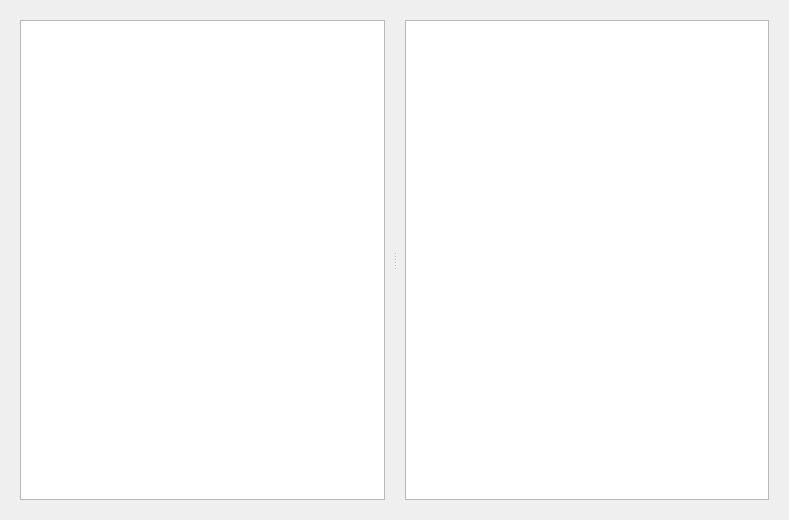
This is branches/TonatiuhScript/src/source/gui/scripteditordialog.ui in iat-cener/tonatiuh as Qt 5 draws it before an edit. The edited form follows.
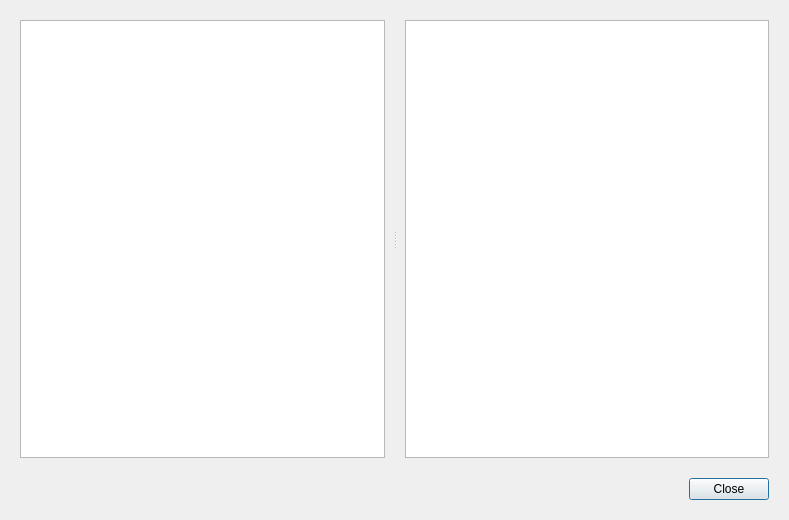
This is the edited form. Icons and pictures are not drawn. Custom widgets are drawn as their Qt base class.

Commit message: Close button added to scripts dialog

```diff
--- a/branches/TonatiuhScript/src/source/gui/scripteditordialog.ui
+++ b/branches/TonatiuhScript/src/source/gui/scripteditordialog.ui
@@ -78,6 +78,13 @@
      </layout>
     </widget>
    </item>
+   <item>
+    <widget class="QDialogButtonBox" name="buttonBox">
+     <property name="standardButtons">
+      <set>QDialogButtonBox::Close</set>
+     </property>
+    </widget>
+   </item>
   </layout>
  </widget>
  <customwidgets>
```
The commit also changes 2 other files.
